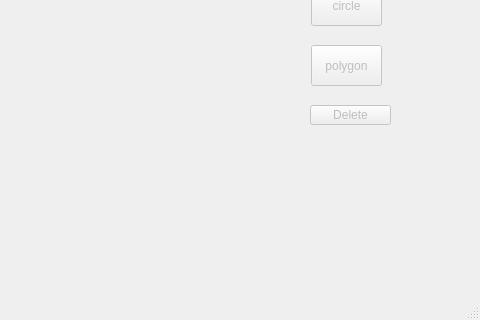
This is mainwindow.ui in ZyuHung/PreventJumping as Qt 5 draws it before an edit; both pictures show x 459 to 939 and y 375 to 695 of the 939 by 695 pixel window. The edited form follows.
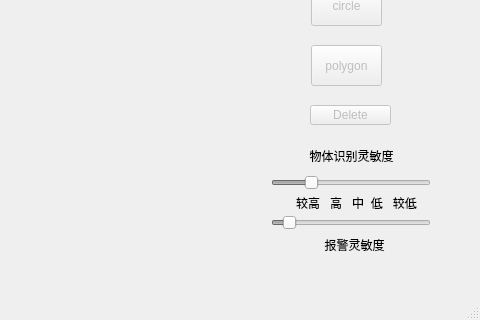
This is the edited form. Icons and pictures are not drawn.

Commit message: The Third Demo (Beta) @GZHU 2016.12.5

Diff of the .ui file:
```diff
--- a/mainwindow.ui
+++ b/mainwindow.ui
@@ -230,6 +230,101 @@
      <set>Qt::AlignCenter</set>
     </property>
    </widget>
+   <widget class="QSlider" name="mRgnSensitivity_sld">
+    <property name="enabled">
+     <bool>false</bool>
+    </property>
+    <property name="geometry">
+     <rect>
+      <x>730</x>
+      <y>550</y>
+      <width>160</width>
+      <height>16</height>
+     </rect>
+    </property>
+    <property name="maximum">
+     <number>1000</number>
+    </property>
+    <property name="value">
+     <number>230</number>
+    </property>
+    <property name="orientation">
+     <enum>Qt::Horizontal</enum>
+    </property>
+   </widget>
+   <widget class="QSlider" name="mAlarmSensitivity_sld">
+    <property name="enabled">
+     <bool>false</bool>
+    </property>
+    <property name="geometry">
+     <rect>
+      <x>730</x>
+      <y>590</y>
+      <width>160</width>
+      <height>16</height>
+     </rect>
+    </property>
+    <property name="minimum">
+     <number>3</number>
+    </property>
+    <property name="singleStep">
+     <number>10</number>
+    </property>
+    <property name="value">
+     <number>10</number>
+    </property>
+    <property name="orientation">
+     <enum>Qt::Horizontal</enum>
+    </property>
+   </widget>
+   <widget class="QLabel" name="label_3">
+    <property name="geometry">
+     <rect>
+      <x>720</x>
+      <y>520</y>
+      <width>181</width>
+      <height>21</height>
+     </rect>
+    </property>
+    <property name="text">
+     <string>物体识别灵敏度</string>
+    </property>
+    <property name="alignment">
+     <set>Qt::AlignCenter</set>
+    </property>
+   </widget>
+   <widget class="QLabel" name="label_4">
+    <property name="geometry">
+     <rect>
+      <x>730</x>
+      <y>570</y>
+      <width>171</width>
+      <height>16</height>
+     </rect>
+    </property>
+    <property name="text">
+     <string>较高   高   中  低   较低</string>
+    </property>
+    <property name="alignment">
+     <set>Qt::AlignCenter</set>
+    </property>
+   </widget>
+   <widget class="QLabel" name="label_5">
+    <property name="geometry">
+     <rect>
+      <x>733</x>
+      <y>610</y>
+      <width>161</width>
+      <height>20</height>
+     </rect>
+    </property>
+    <property name="text">
+     <string>报警灵敏度</string>
+    </property>
+    <property name="alignment">
+     <set>Qt::AlignCenter</set>
+    </property>
+   </widget>
    <zorder>label_2</zorder>
    <zorder>mOpenCamera_bt</zorder>
    <zorder>mPauseCamera_bt</zorder>
```
Left out of the diff: 5 changed lines with no effect on the pictures. The commit also changes 2 other files.
